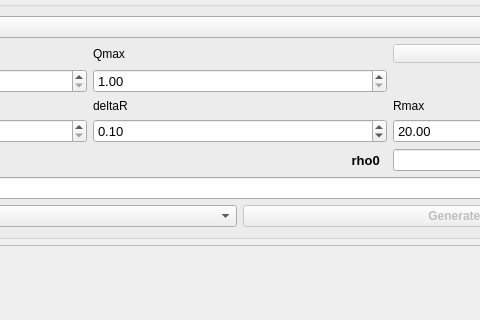
neutrons/addie, file addie/ui/splitui_calculategr_tab.ui: the form before one commit; both pictures show x 284 to 764 and y 193 to 513 of the 994 by 626 pixel window.
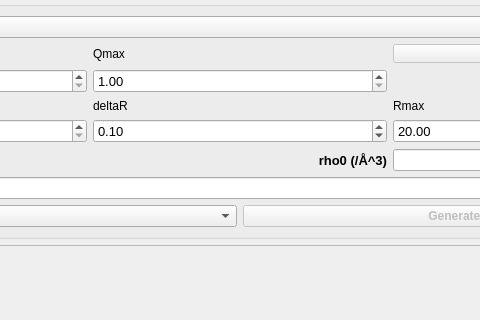
The form after the commit.

Commit message: fix bug with fourier filter

Diff of the .ui file:
```diff
--- a/addie/ui/splitui_calculategr_tab.ui
+++ b/addie/ui/splitui_calculategr_tab.ui
@@ -442,7 +442,7 @@
                  <enum>Qt::LeftToRight</enum>
                 </property>
                 <property name="text">
-                 <string>rho0  </string>
+                <string>rho0 (/Å^3)</string>
                 </property>
                 <property name="alignment">
                  <set>Qt::AlignRight|Qt::AlignTrailing|Qt::AlignVCenter</set>
```
The commit also changes 1 other file.
